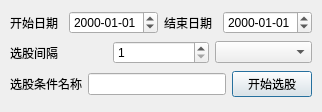
The window that QtDesign/BatchSearcher.ui (victor647/QuantumStockTrade) describes before a commit, drawn with Qt 5.
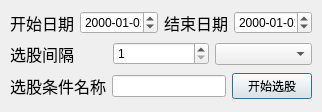
The same window after the commit.

Diff of the .ui file:
```diff
--- a/QtDesign/BatchSearcher.ui
+++ b/QtDesign/BatchSearcher.ui
@@ -29,8 +29,8 @@
        <widget class="QLabel" name="lblStartDate">
         <property name="font">
          <font>
-          <family>Microsoft YaHei UI</family>
-          <pointsize>9</pointsize>
+          <family>Helvetica</family>
+          <pointsize>12</pointsize>
          </font>
         </property>
         <property name="text">
@@ -42,7 +42,7 @@
        <widget class="QDateEdit" name="dteStartDate">
         <property name="font">
          <font>
-          <family>Microsoft YaHei UI</family>
+          <family>Helvetica</family>
          </font>
         </property>
         <property name="displayFormat">
@@ -54,8 +54,8 @@
        <widget class="QLabel" name="lblEndDate">
         <property name="font">
          <font>
-          <family>Microsoft YaHei UI</family>
-          <pointsize>9</pointsize>
+          <family>Helvetica</family>
+          <pointsize>12</pointsize>
          </font>
         </property>
         <property name="text">
@@ -67,7 +67,7 @@
        <widget class="QDateEdit" name="dteEndDate">
         <property name="font">
          <font>
-          <family>Microsoft YaHei UI</family>
+          <family>Helvetica</family>
          </font>
         </property>
         <property name="displayFormat">
@@ -83,8 +83,8 @@
        <widget class="QLabel" name="lblInterval">
         <property name="font">
          <font>
-          <family>Microsoft YaHei UI</family>
-          <pointsize>9</pointsize>
+          <family>Helvetica</family>
+          <pointsize>12</pointsize>
          </font>
         </property>
         <property name="text">
@@ -96,7 +96,7 @@
        <widget class="QSpinBox" name="spbInterval">
         <property name="font">
          <font>
-          <family>Microsoft YaHei UI</family>
+          <family>Helvetica</family>
          </font>
         </property>
         <property name="prefix">
@@ -114,7 +114,7 @@
        <widget class="QComboBox" name="cbbIntervalType">
         <property name="font">
          <font>
-          <family>Microsoft YaHei UI</family>
+          <family>Helvetica</family>
          </font>
         </property>
        </widget>
@@ -127,8 +127,8 @@
        <widget class="QLabel" name="lblCriteriaName">
         <property name="font">
          <font>
-          <family>Microsoft YaHei UI</family>
-          <pointsize>9</pointsize>
+          <family>Helvetica</family>
+          <pointsize>12</pointsize>
          </font>
         </property>
         <property name="text">
@@ -140,7 +140,7 @@
        <widget class="QLineEdit" name="iptCriteriaName">
         <property name="font">
          <font>
-          <family>Microsoft YaHei UI</family>
+          <family>Helvetica</family>
          </font>
         </property>
        </widget>
@@ -149,7 +149,7 @@
        <widget class="QPushButton" name="btnStartSearch">
         <property name="font">
          <font>
-          <family>Microsoft YaHei UI</family>
+          <family>Helvetica</family>
          </font>
         </property>
         <property name="text">
```
